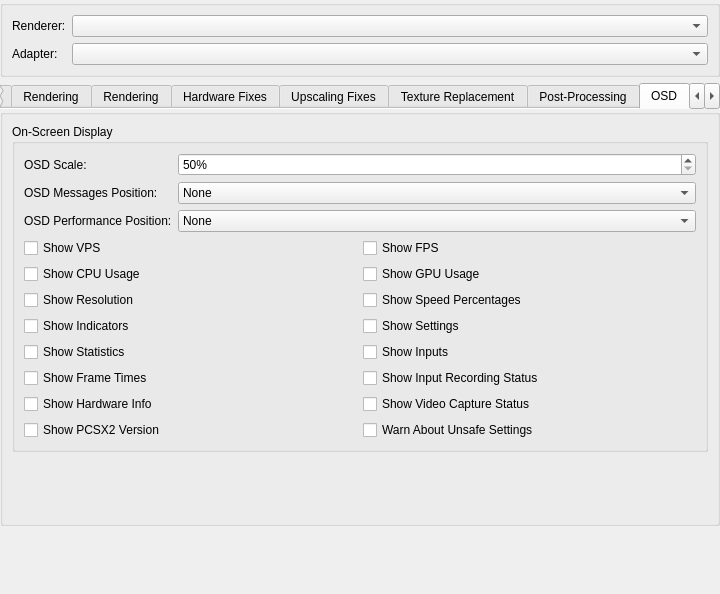
Qt form pcsx2-qt/Settings/GraphicsSettingsWidget.ui (PCSX2/pcsx2) before a commit.
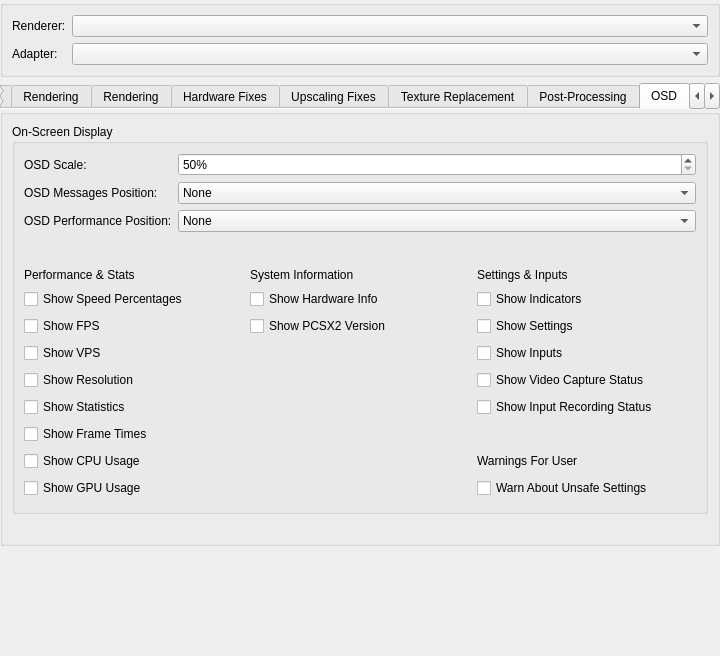
The same form after that commit. The open tabs and pages were chosen to show the change.

Commit message:
Qt: Group OSD Checkboxes
Done some preliminary work on grouping all the OSD checkboxes including the new ones in a better to glance 3 column viewscreen.

Split from https://github.com/PCSX2/pcsx2/pull/12642 which had system time and date on top

Patch:
```diff
--- a/pcsx2-qt/Settings/GraphicsSettingsWidget.ui
+++ b/pcsx2-qt/Settings/GraphicsSettingsWidget.ui
@@ -7,7 +7,7 @@
     <x>0</x>
     <y>0</y>
     <width>720</width>
-    <height>594</height>
+    <height>656</height>
    </rect>
   </property>
   <layout class="QVBoxLayout" name="verticalLayout">
@@ -55,7 +55,7 @@
    <item>
     <widget class="QTabWidget" name="tabs">
      <property name="currentIndex">
-      <number>0</number>
+      <number>7</number>
      </property>
      <property name="documentMode">
       <bool>true</bool>
@@ -663,7 +663,7 @@
           </sizepolicy>
          </property>
          <property name="layoutDirection">
-          <enum>Qt::LayoutDirection::LeftToRight</enum>
+          <enum>Qt::LeftToRight</enum>
          </property>
          <item>
           <property name="text">
@@ -1315,7 +1315,7 @@
        <item>
         <spacer name="verticalSpacer_4">
          <property name="orientation">
-          <enum>Qt::Orientation::Vertical</enum>
+          <enum>Qt::Vertical</enum>
          </property>
          <property name="sizeHint" stdset="0">
           <size>
@@ -1471,7 +1471,7 @@
             <item>
              <spacer name="horizontalSpacer">
               <property name="orientation">
-               <enum>Qt::Orientation::Horizontal</enum>
+               <enum>Qt::Vertical</enum>
               </property>
               <property name="sizeHint" stdset="0">
                <size>
@@ -1540,7 +1540,7 @@
        <item>
         <spacer name="verticalSpacer_5">
          <property name="orientation">
-          <enum>Qt::Orientation::Vertical</enum>
+          <enum>Qt::Vertical</enum>
          </property>
          <property name="sizeHint" stdset="0">
           <size>
@@ -1562,7 +1562,14 @@
          <property name="title">
           <string>On-Screen Display</string>
          </property>
-         <layout class="QFormLayout" name="formLayout_8">
+         <layout class="QGridLayout" name="gridLayout">
+          <item row="2" column="0">
+           <widget class="QLabel" name="osdPerformancePosLabel">
+            <property name="text">
+             <string>OSD Performance Position:</string>
+            </property>
+           </widget>
+          </item>
           <item row="0" column="0">
            <widget class="QLabel" name="osdScaleLabel">
             <property name="text">
@@ -1572,6 +1579,12 @@
           </item>
           <item row="0" column="1">
            <widget class="QSpinBox" name="osdScale">
+            <property name="sizePolicy">
+             <sizepolicy hsizetype="MinimumExpanding" vsizetype="Fixed">
+              <horstretch>0</horstretch>
+              <verstretch>0</verstretch>
+             </sizepolicy>
+            </property>
             <property name="suffix">
              <string>%</string>
             </property>
@@ -1609,13 +1622,6 @@
             </item>
            </widget>
           </item>
-          <item row="2" column="0">
-           <widget class="QLabel" name="osdPerformancePosLabel">
-            <property name="text">
-             <string>OSD Performance Position:</string>
-            </property>
-           </widget>
-          </item>
           <item row="2" column="1">
            <widget class="QComboBox" name="osdPerformancePos">
             <item>
@@ -1635,134 +1641,208 @@
             </item>
            </widget>
           </item>
-          <item row="3" column="0" colspan="2">
-           <layout class="QGridLayout" name="osdOptionLayout">
-            <item row="2" column="1">
-             <widget class="QCheckBox" name="osdShowSpeed">
-              <property name="text">
-               <string>Show Speed Percentages</string>
-              </property>
-             </widget>
-            </item>
-            <item row="6" column="1">
-             <widget class="QCheckBox" name="osdShowVideoCapture">
-              <property name="text">
-               <string>Show Video Capture Status</string>
-              </property>
-             </widget>
-            </item>
-            <item row="5" column="1">
-             <widget class="QCheckBox" name="osdShowInputRec">
-              <property name="text">
-               <string>Show Input Recording Status</string>
-              </property>
-             </widget>
-            </item>
-            <item row="3" column="0">
+          <item row="4" column="0" colspan="2">
+           <layout class="QGridLayout" name="osdOptionLayout" rowstretch="0,0,0,0,0,0,0,0,0,0,0">
+            <property name="sizeConstraint">
+             <enum>QLayout::SetDefaultConstraint</enum>
+            </property>
+            <property name="topMargin">
+             <number>10</number>
+            </property>
+            <property name="spacing">
+             <number>7</number>
+            </property>
+            <item row="1" column="2">
              <widget class="QCheckBox" name="osdShowIndicators">
               <property name="text">
                <string>Show Indicators</string>
               </property>
              </widget>
             </item>
-            <item row="0" column="1">
+            <item row="2" column="0">
              <widget class="QCheckBox" name="osdShowFPS">
               <property name="text">
                <string>Show FPS</string>
               </property>
              </widget>
             </item>
-            <item row="0" column="0">
-             <widget class="QCheckBox" name="osdShowVPS">
+            <item row="2" column="2">
+             <widget class="QCheckBox" name="osdShowSettings">
               <property name="text">
-               <string>Show VPS</string>
+               <string>Show Settings</string>
               </property>
              </widget>
             </item>
-            <item row="4" column="1">
+            <item row="4" column="2">
              <widget class="QCheckBox" name="osdShowInputs">
               <property name="text">
                <string>Show Inputs</string>
               </property>
              </widget>
             </item>
-            <item row="6" column="0">
-             <widget class="QCheckBox" name="osdShowHardwareInfo">
+            <item row="1" column="0">
+             <widget class="QCheckBox" name="osdShowSpeed">
               <property name="text">
-               <string>Show Hardware Info</string>
+               <string>Show Speed Percentages</string>
               </property>
              </widget>
             </item>
-            <item row="1" column="1">
+            <item row="10" column="2">
+             <widget class="QCheckBox" name="warnAboutUnsafeSettings">
+              <property name="text">
+               <string>Warn About Unsafe Settings</string>
+              </property>
+             </widget>
+            </item>
+            <item row="5" column="2">
+             <widget class="QCheckBox" name="osdShowVideoCapture">
+              <property name="text">
+               <string>Show Video Capture Status</string>
+              </property>
+             </widget>
+            </item>
+            <item row="10" column="0">
              <widget class="QCheckBox" name="osdShowGPU">
               <property name="text">
                <string>Show GPU Usage</string>
               </property>
              </widget>
             </item>
-            <item row="1" column="0">
+            <item row="6" column="2">
+             <widget class="QCheckBox" name="osdShowInputRec">
+              <property name="text">
+               <string>Show Input Recording Status</string>
+              </property>
+             </widget>
+            </item>
+            <item row="0" column="1">
+             <widget class="QLabel" name="Column1_SystemInformation">
+              <property name="sizePolicy">
+               <sizepolicy hsizetype="Preferred" vsizetype="Fixed">
+                <horstretch>0</horstretch>
+                <verstretch>0</verstretch>
+               </sizepolicy>
+              </property>
+              <property name="text">
+               <string>System Information</string>
+              </property>
+             </widget>
+            </item>
+            <item row="0" column="0">
+             <widget class="QLabel" name="Column0_PerformanceAndStats">
+              <property name="sizePolicy">
+               <sizepolicy hsizetype="Preferred" vsizetype="Fixed">
+                <horstretch>0</horstretch>
+                <verstretch>0</verstretch>
+               </sizepolicy>
+              </property>
+              <property name="text">
+               <string>Performance &amp; Stats</string>
+              </property>
+             </widget>
+            </item>
+            <item row="0" column="2">
+             <widget class="QLabel" name="Column2_SettingsAndInputs">
+              <property name="sizePolicy">
+               <sizepolicy hsizetype="Preferred" vsizetype="Fixed">
+                <horstretch>0</horstretch>
+                <verstretch>0</verstretch>
+               </sizepolicy>
+              </property>
+              <property name="text">
+               <string>Settings &amp; Inputs</string>
+              </property>
+             </widget>
+            </item>
+            <item row="6" column="0">
+             <widget class="QCheckBox" name="osdShowGSStats">
+              <property name="text">
+               <string>Show Statistics</string>
+              </property>
+             </widget>
+            </item>
+            <item row="9" column="0">
              <widget class="QCheckBox" name="osdShowCPU">
               <property name="text">
                <string>Show CPU Usage</string>
               </property>
              </widget>
             </item>
-            <item row="3" column="1">
-             <widget class="QCheckBox" name="osdShowSettings">
+            <item row="4" column="0">
+             <widget class="QCheckBox" name="osdShowVPS">
               <property name="text">
-               <string>Show Settings</string>
+               <string>Show VPS</string>
               </property>
              </widget>
             </item>
             <item row="5" column="0">
-             <widget class="QCheckBox" name="osdShowFrameTimes">
-              <property name="text">
-               <string>Show Frame Times</string>
-              </property>
-             </widget>
-            </item>
-            <item row="2" column="0">
              <widget class="QCheckBox" name="osdShowResolution">
               <property name="text">
                <string>Show Resolution</string>
               </property>
              </widget>
             </item>
-            <item row="4" column="0">
-             <widget class="QCheckBox" name="osdShowGSStats">
-              <property name="text">
-               <string>Show Statistics</string>
-              </property>
-             </widget>
-            </item>
             <item row="8" column="0">
+             <widget class="QCheckBox" name="osdShowFrameTimes">
+              <property name="text">
+               <string>Show Frame Times</string>
+              </property>
+             </widget>
+            </item>
+            <item row="9" column="2">
+             <widget class="QLabel" name="label_2">
+              <property name="text">
+               <string>Warnings For User</string>
+              </property>
+             </widget>
+            </item>
+            <item row="1" column="1">
+             <widget class="QCheckBox" name="osdShowHardwareInfo">
+              <property name="text">
+               <string>Show Hardware Info</string>
+              </property>
+             </widget>
+            </item>
+            <item row="2" column="1">
              <widget class="QCheckBox" name="osdShowVersion">
               <property name="text">
                <string>Show PCSX2 Version</string>
               </property>
              </widget>
             </item>
-            <item row="8" column="1">
-             <widget class="QCheckBox" name="warnAboutUnsafeSettings">
-              <property name="text">
-               <string>Warn About Unsafe Settings</string>
-              </property>
-             </widget>
-            </item>
            </layout>
           </item>
+          <item row="3" column="0" colspan="2">
+           <spacer name="verticalSpacer_7">
+            <property name="orientation">
+             <enum>Qt::Vertical</enum>
+            </property>
+            <property name="sizeType">
+             <enum>QSizePolicy::Fixed</enum>
+            </property>
+            <property name="sizeHint" stdset="0">
+             <size>
+              <width>20</width>
+              <height>20</height>
+             </size>
+            </property>
+           </spacer>
+          </item>
          </layout>
         </widget>
        </item>
        <item>
         <spacer name="verticalSpacer_3">
          <property name="orientation">
-          <enum>Qt::Orientation::Vertical</enum>
+          <enum>Qt::Vertical</enum>
+         </property>
+         <property name="sizeType">
+          <enum>QSizePolicy::Maximum</enum>
          </property>
          <property name="sizeHint" stdset="0">
           <size>
            <width>20</width>
-           <height>40</height>
+           <height>20</height>
           </size>
          </property>
         </spacer>
@@ -2049,7 +2129,7 @@
        <item>
         <spacer name="verticalSpacer_6">
          <property name="orientation">
-          <enum>Qt::Orientation::Vertical</enum>
+          <enum>Qt::Vertical</enum>
          </property>
          <property name="sizeHint" stdset="0">
           <size>
@@ -2293,7 +2373,7 @@
        <item>
         <spacer name="verticalSpacer_2">
          <property name="orientation">
-          <enum>Qt::Orientation::Vertical</enum>
+          <enum>Qt::Vertical</enum>
          </property>
          <property name="sizeHint" stdset="0">
           <size>
@@ -2310,7 +2390,7 @@
    <item>
     <spacer name="verticalSpacer">
      <property name="orientation">
-      <enum>Qt::Orientation::Vertical</enum>
+      <enum>Qt::Vertical</enum>
      </property>
      <property name="sizeHint" stdset="0">
       <size>
```
